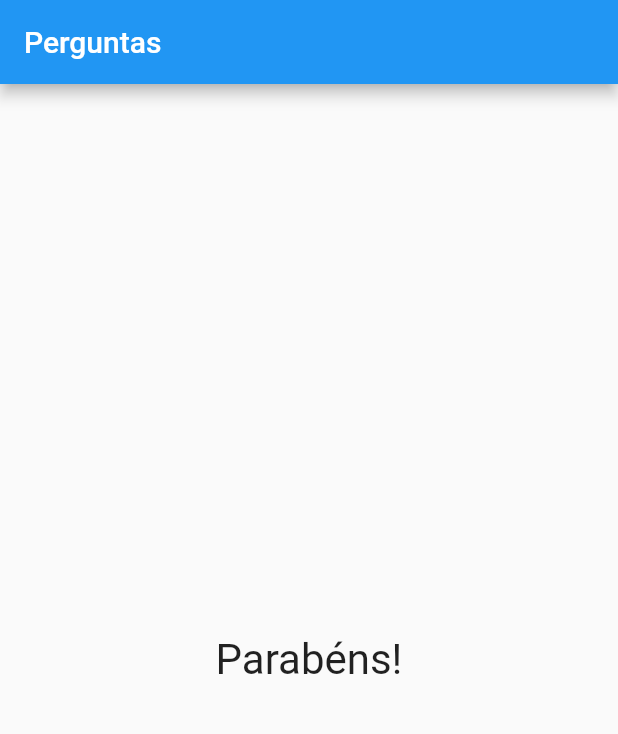
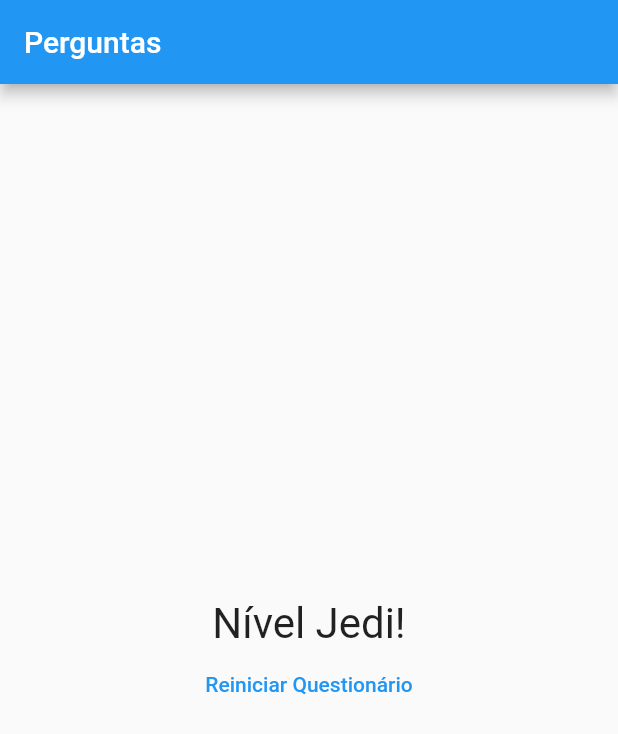
Before and after one commit to erickfreitas/flutter, a Flutter app: the screen it shows after launch, after a tap on "Preto", after a tap on "Gato", after a tap on "C#", on a phone screen of 412 x 824 dp. Shown: the top 734 px of the screen. Run offline on Flutter 3.47's test engine with Material 2 defaults, Android fonts, the phone set to English and light mode, and no system bars.

Commit message:
implementando funcionalidade de reiniciar questionario

```diff
--- a/projeto_perguntas/lib/main.dart
+++ b/projeto_perguntas/lib/main.dart
@@ -18,7 +18,7 @@ class _PerguntaAppState extends State<PerguntaApp> {
           { 'texto': 'Preto', 'pontuacao': 10 },
           { 'texto': 'Vermelho', 'pontuacao': 7 },
           { 'texto': 'Verde', 'pontuacao': 5 },
-          { 'texto': 'Branco','pontuacao': 3 },
+          { 'texto': 'Branco','pontuacao': 2 },
         ]
       },
       {
@@ -27,7 +27,7 @@ class _PerguntaAppState extends State<PerguntaApp> {
           { 'texto': 'Cachorro', 'pontuacao': 10 },
           { 'texto': 'Gato', 'pontuacao': 7 },
           { 'texto': 'Cavalo', 'pontuacao': 5 },
-          { 'texto': 'Coelho', 'pontuacao': 3 },
+          { 'texto': 'Coelho', 'pontuacao': 2 },
         ]
       },
       {
@@ -36,7 +36,7 @@ class _PerguntaAppState extends State<PerguntaApp> {
           { 'texto': 'C#', 'pontuacao': 10 },
           { 'texto': 'Java', 'pontuacao': 7 },
           { 'texto': 'PHP', 'pontuacao': 5 },
-          { 'texto': 'Python', 'pontuacao': 3 },
+          { 'texto': 'Python', 'pontuacao': 2 },
         ]
       },
 
@@ -54,6 +54,13 @@ class _PerguntaAppState extends State<PerguntaApp> {
     print(_pontuacaoTotal);
   }
 
+  void _reiniciarQuestionario() {
+    setState(() {
+      _perguntaSelecionada = 0;
+      _pontuacaoTotal = 0;
+    });
+  }
+
   bool get temPerguntaSelecionada  {
     return _perguntaSelecionada < _perguntas.length;
   }
@@ -66,7 +73,7 @@ class _PerguntaAppState extends State<PerguntaApp> {
         appBar: AppBar(
           title: Text('Perguntas'),
         ),
-        body: temPerguntaSelecionada ? Questionario(_perguntas, _perguntaSelecionada, _responder): Resultado()
+        body: temPerguntaSelecionada ? Questionario(_perguntas, _perguntaSelecionada, _responder): Resultado(_pontuacaoTotal, _reiniciarQuestionario)
       )
     );
   }
--- a/projeto_perguntas/lib/resultado.dart
+++ b/projeto_perguntas/lib/resultado.dart
@@ -4,14 +4,49 @@ import 'package:flutter/material.dart';
 
 class Resultado extends StatelessWidget {
 
+  final int pontuacao;
+  final void Function() reiniciarQuestionario;
+
+  Resultado(this.pontuacao, this.reiniciarQuestionario);
+
+  String get conteudoResultado {
+    if(pontuacao < 8) {
+      return 'Parabéns!';
+    }
+    else if (pontuacao < 12) {
+      return 'Você é bom!';
+    }
+    else if (pontuacao < 16) {
+      return 'Impressionante!';
+    }
+    else {
+      return 'Nível Jedi!';
+    }
+  }
+
   @override
   Widget build(BuildContext context) {
     return
-      Center(
-        child: Text(
-          'Parabéns!',
-          style: TextStyle(fontSize: 28),
+      Column(
+        mainAxisAlignment: MainAxisAlignment.center,
+        children: <Widget> [
+          Center(
+            child: Text(
+              conteudoResultado,
+              style: TextStyle(fontSize: 28),
+              ),
           ),
+          ElevatedButton(
+            style: ElevatedButton.styleFrom(
+                      primary: Colors.transparent,
+                      foregroundColor: Color.fromRGBO(33, 150, 243, 1),
+                      elevation: 0,
+                      shadowColor: Colors.transparent
+                    ),
+            child: Text('Reiniciar Questionário'),
+            onPressed: reiniciarQuestionario,
+          )
+        ],
       );
   }
 }
```
